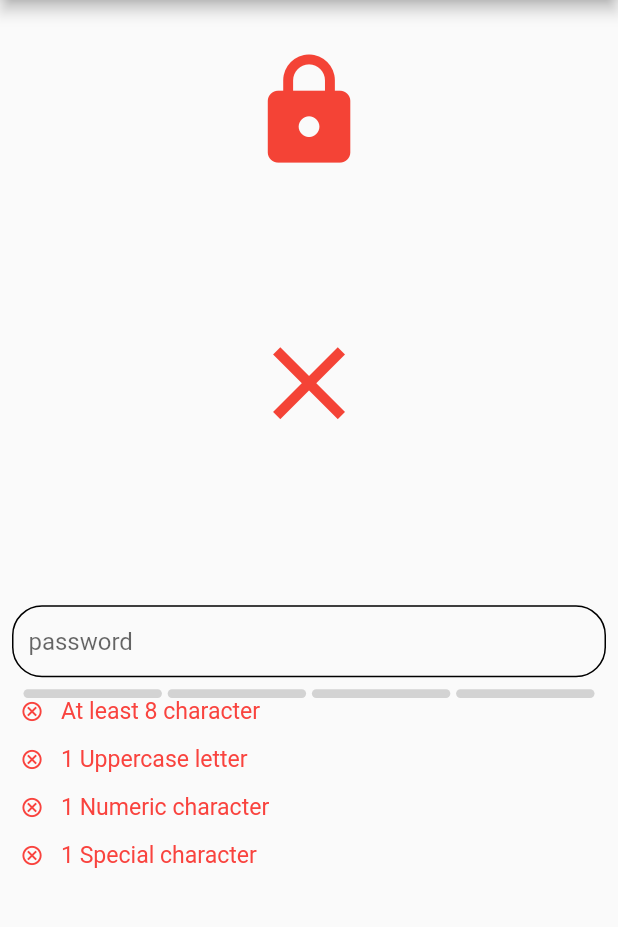
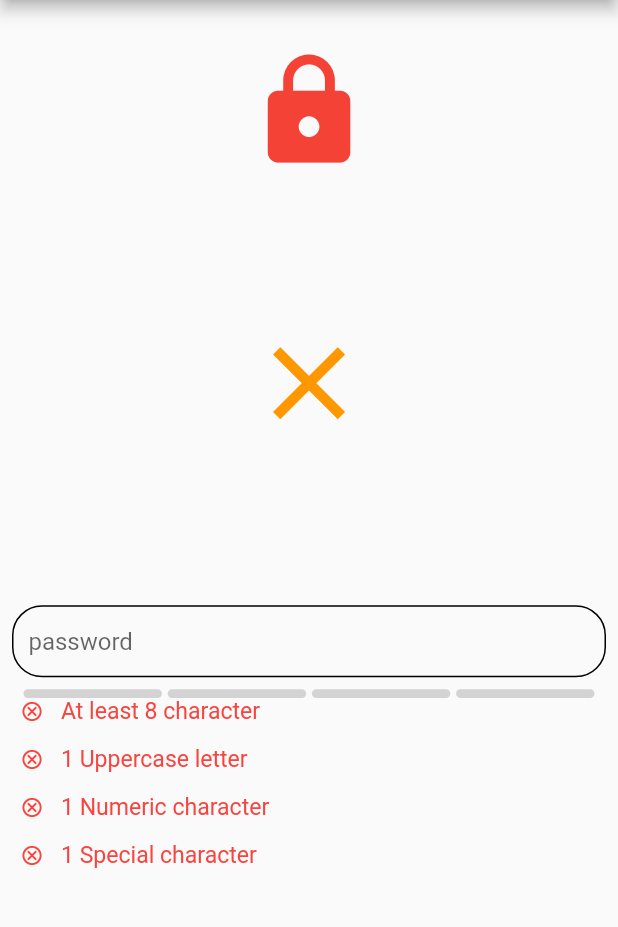
Before and after one commit to Amjadyabroudi128/password_validation, a Flutter app: the screen it shows after launch, on a phone screen of 412 x 824 dp, the part 84-1011 px from its top. Run offline on Flutter 3.47's test engine with Material 2 defaults, Android fonts, the phone set to English and light mode, and no system bars; drawn by our look-alikes of flutter_pw_validator; our stand-ins replace flutter_screenutil.

Commit message:
added tick and cross for success

```diff
--- a/lib/HomePage.dart
+++ b/lib/HomePage.dart
@@ -37,7 +37,7 @@ class _HomePageState extends State<HomePage> {
               SizedBox(height: 60.h,),
               Icon(
                 isSuccess? Icons.check : Icons.close,
-                color: isSuccess ? Colors.green : Colors.red,
+                color: isSuccess ? Colors.green : Colors.orange,
                 size: 50.h,
               ),
               SizedBox(height: 60.h,),
```
